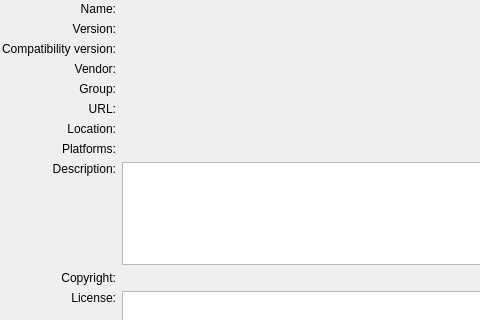
The window that src/libs/extensionsystem/plugindetailsview.ui (Norman0406/LISA) describes before a commit, drawn with Qt 5; both pictures show x 0 to 480 and y 0 to 320 of the 674 by 505 pixel window.
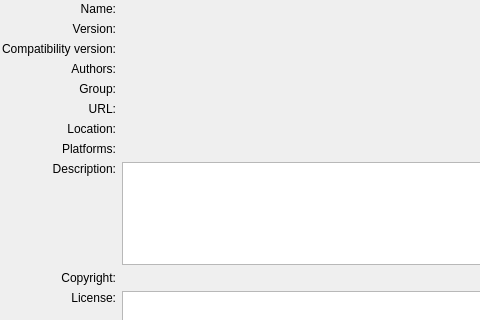
The same window after the commit.

Diff of the .ui file:
```diff
--- a/src/libs/extensionsystem/plugindetailsview.ui
+++ b/src/libs/extensionsystem/plugindetailsview.ui
@@ -152,7 +152,7 @@
    <item row="3" column="0">
     <widget class="QLabel" name="label_4">
      <property name="text">
-      <string>Vendor:</string>
+      <string>Authors:</string>
      </property>
      <property name="alignment">
       <set>Qt::AlignRight|Qt::AlignTrailing|Qt::AlignVCenter</set>
```
Left out of the diff: 2 changed lines with no effect on the pictures.
